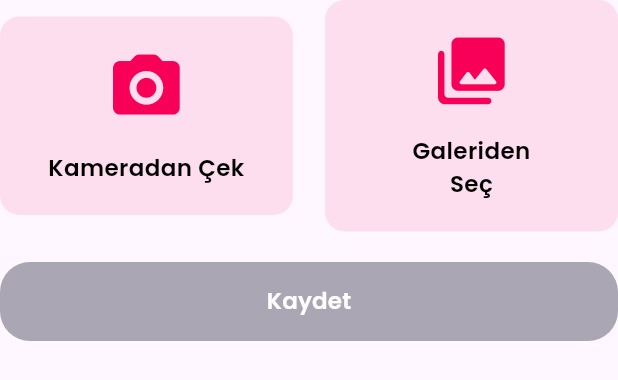
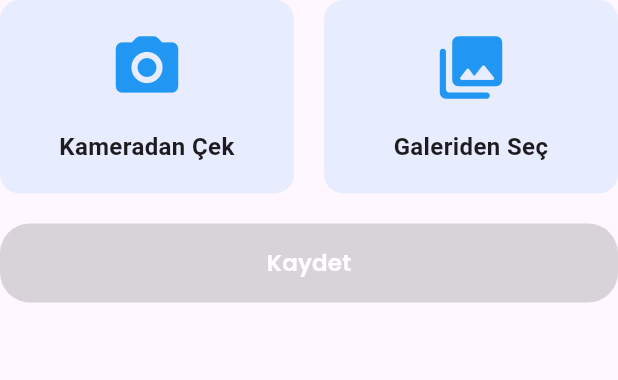
Before and after one commit to hangelapp/Hangel-App, a Flutter app: the AddPhotoForm widget shown alone on an empty page, opened directly, after a tap on "Kameradan Çek", on a phone screen of 412 x 824 dp. Shown: the top 380 px of the screen. Run offline on Flutter 3.47's test engine with Material 3 defaults, Android fonts, the light colour scheme and no system bars; our stand-ins replace cached_network_image, cloud_firestore, dio, file_picker, firebase_auth, firebase_core and 13 more; missing offline and left inert: mailer; accounts and stored records are empty; network calls fail.

Commit message:
[UPDATE] updated image cropper

```diff
--- a/hangel/lib/widgets/add_photo_form.dart
+++ b/hangel/lib/widgets/add_photo_form.dart
@@ -1,17 +1,13 @@
 import 'dart:io';
-
-import 'package:hangel/providers/profile_page_provider.dart';
-
-import '/constants/app_theme.dart';
-import '/constants/size.dart';
-import '/providers/login_register_page_provider.dart';
-
-import '/widgets/general_button_widget.dart';
-import '/widgets/toast_widgets.dart';
 import 'package:flutter/material.dart';
-
+import 'package:image_cropper/image_cropper.dart';
 import 'package:image_picker/image_picker.dart';
 import 'package:provider/provider.dart';
+
+import '../providers/login_register_page_provider.dart';
+import '../providers/profile_page_provider.dart';
+import 'general_button_widget.dart';
+import 'toast_widgets.dart';
 
 class AddPhotoForm extends StatefulWidget {
   const AddPhotoForm({Key? key}) : super(key: key);
@@ -31,21 +27,14 @@ class _AddPhotoFormState extends State<AddPhotoForm> {
       children: [
         if (_image != null)
           Container(
-            width: deviceWidthSize(context, 200),
-            height: deviceWidthSize(context, 200),
-            margin: EdgeInsets.only(
-              bottom: deviceHeightSize(context, 20),
-            ),
+            width: 200,
+            height: 200,
+            margin: EdgeInsets.only(bottom: 20),
             decoration: BoxDecoration(
               shape: BoxShape.circle,
-              border: Border.all(
-                color: AppTheme.primaryColor,
-                width: 5,
-              ),
+              border: Border.all(color: Colors.blue, width: 5),
               image: DecorationImage(
-                image: FileImage(
-                  File(_image!.path),
-                ),
+                image: FileImage(File(_image!.path)),
                 fit: BoxFit.cover,
               ),
             ),
@@ -54,110 +43,95 @@ class _AddPhotoFormState extends State<AddPhotoForm> {
           children: [
             Expanded(
               child: GestureDetector(
-                onTap: () {
-                  ImagePicker()
-                      .pickImage(source: ImageSource.camera)
-                      .then((value) {
-                    context.read<ProfilePageProvider>().image = value;
-                  });
-                },
-                child: Container(
-                  padding: EdgeInsets.symmetric(
-                    horizontal: deviceWidthSize(context, 20),
-                    vertical: deviceHeightSize(context, 20),
-                  ),
-                  decoration: BoxDecoration(
-                    color: AppTheme.primaryColor.withOpacity(0.1),
-                    borderRadius: BorderRadius.circular(13),
-                  ),
-                  child: Column(
-                    children: [
-                      Icon(
-                        Icons.camera_alt_rounded,
-                        size: deviceWidthSize(context, 50),
-                        color: AppTheme.primaryColor,
-                      ),
-                      SizedBox(
-                        height: deviceHeightSize(context, 16),
-                      ),
-                      Text(
-                        "Kameradan Çek",
-                        textAlign: TextAlign.center,
-                        style: AppTheme.semiBoldTextStyle(context, 16),
-                      ),
-                    ],
-                  ),
+                onTap: () => _pickImage(ImageSource.camera),
+                child: _buildOptionButton(
+                  context,
+                  icon: Icons.camera_alt_rounded,
+                  text: "Kameradan Çek",
                 ),
               ),
             ),
-            SizedBox(
-              width: deviceWidthSize(context, 20),
-            ),
+            SizedBox(width: 20),
             Expanded(
               child: GestureDetector(
-                onTap: () {
-                  ImagePicker()
-                      .pickImage(source: ImageSource.gallery)
-                      .then((value) {
-                    context.read<ProfilePageProvider>().image = value;
-                  });
-                },
-                child: Container(
-                  padding: EdgeInsets.symmetric(
-                    horizontal: deviceWidthSize(context, 20),
-                    vertical: deviceHeightSize(context, 20),
-                  ),
-                  decoration: BoxDecoration(
-                    color: AppTheme.primaryColor.withOpacity(0.1),
-                    borderRadius: BorderRadius.circular(13),
-                  ),
-                  child: Column(
-                    children: [
-                      Icon(
-                        Icons.photo_library_rounded,
-                        size: deviceWidthSize(context, 50),
-                        color: AppTheme.primaryColor,
-                      ),
-                      SizedBox(
-                        height: deviceHeightSize(context, 16),
-                      ),
-                      Text(
-                        "Galeriden\nSeç",
-                        textAlign: TextAlign.center,
-                        style: AppTheme.semiBoldTextStyle(context, 16),
-                      ),
-                    ],
-                  ),
+                onTap: () => _pickImage(ImageSource.gallery),
+                child: _buildOptionButton(
+                  context,
+                  icon: Icons.photo_library_rounded,
+                  text: "Galeriden Seç",
                 ),
               ),
             ),
           ],
         ),
-        SizedBox(
-          height: deviceHeightSize(context, 20),
-        ),
+        SizedBox(height: 20),
         GeneralButtonWidget(
           onPressed: () {
-            context.read<ProfilePageProvider>().uploadImage().then(
-              (value) {
+            if (_image != null) {
+              context.read<ProfilePageProvider>().uploadImage().then((value) {
                 ToastWidgets.responseToast(context, value);
                 if (value.success == true) {
                   Navigator.pop(context);
                 }
-              },
-            );
+              });
+            }
           },
-          isLoading: context.watch<ProfilePageProvider>().addButtonState ==
-              LoadingState.loading,
-          buttonColor: _image == null
-              ? AppTheme.secondaryColor.withOpacity(0.4)
-              : AppTheme.secondaryColor,
+          isLoading: context.watch<ProfilePageProvider>().addButtonState == LoadingState.loading,
+          buttonColor: _image == null ? Colors.grey.withOpacity(0.4) : Colors.blue,
           text: "Kaydet",
         ),
-        SizedBox(
-          height: deviceHeightSize(context, 30),
-        ),
+        SizedBox(height: 30),
       ],
     );
   }
+
+  Future<void> _pickImage(ImageSource source) async {
+    final pickedFile = await ImagePicker().pickImage(source: source);
+    if (pickedFile != null) {
+      final croppedFile = await ImageCropper().cropImage(
+        sourcePath: pickedFile.path,
+        aspectRatio: CropAspectRatio(ratioX: 1, ratioY: 1),
+        uiSettings: [
+          AndroidUiSettings(
+            toolbarTitle: 'Resmi Kırp',
+            toolbarColor: Colors.blue,
+            toolbarWidgetColor: Colors.white,
+            initAspectRatio: CropAspectRatioPreset.square,
+            lockAspectRatio: true,
+          ),
+          IOSUiSettings(
+            minimumAspectRatio: 1.0,
+          ),
+        ],
+      );
+
+      if (croppedFile != null) {
+        setState(() {
+          _image = XFile(croppedFile.path);
+          context.read<ProfilePageProvider>().image = _image;
+        });
+      }
+    }
+  }
+
+  Widget _buildOptionButton(BuildContext context, {required IconData icon, required String text}) {
+    return Container(
+      padding: EdgeInsets.symmetric(horizontal: 20, vertical: 20),
+      decoration: BoxDecoration(
+        color: Colors.blue.withOpacity(0.1),
+        borderRadius: BorderRadius.circular(13),
+      ),
+      child: Column(
+        children: [
+          Icon(icon, size: 50, color: Colors.blue),
+          SizedBox(height: 16),
+          Text(
+            text,
+            textAlign: TextAlign.center,
+            style: TextStyle(fontWeight: FontWeight.bold, fontSize: 16),
+          ),
+        ],
+      ),
+    );
+  }
 }
--- a/hangel/pubspec.yaml
+++ b/hangel/pubspec.yaml
@@ -63,6 +63,7 @@ dependencies:
   flutter_holo_date_picker: ^1.1.3
   uuid: ^4.4.2
   cloud_functions: ^5.0.4
+  image_cropper: ^8.0.2
 
 dev_dependencies:
   flutter_test:
```
Also changed, not shown: 2 other files.
